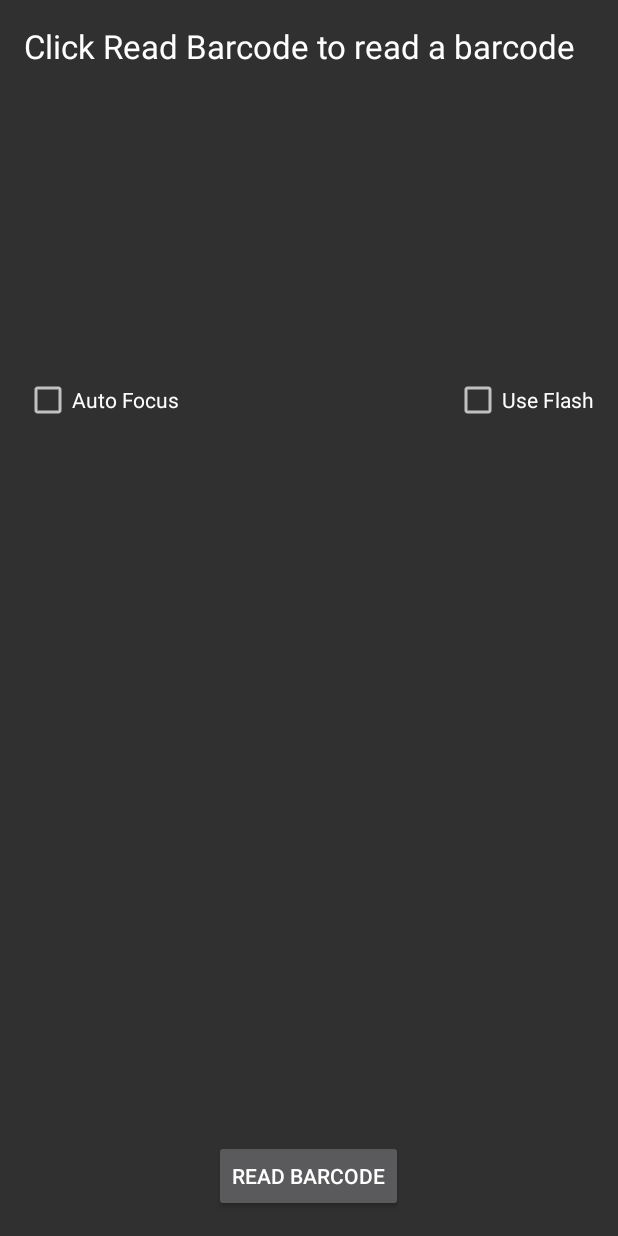
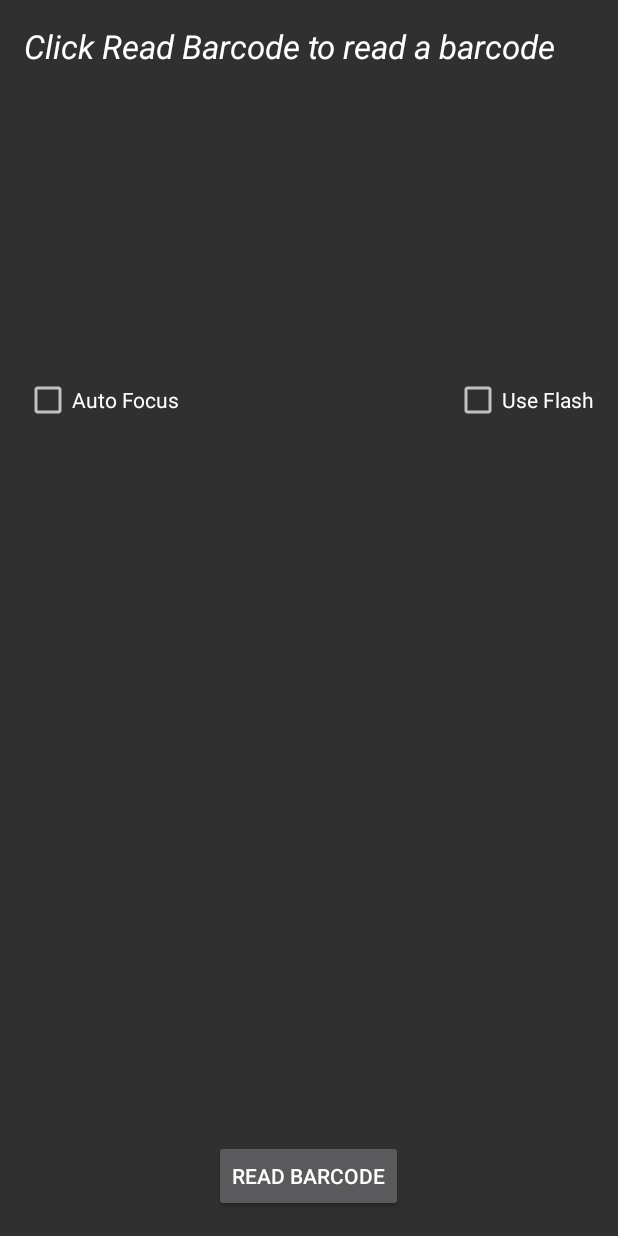
Before and after one commit to Patrizio/mybooks, an Android app: the layout activity_main.xml on its own in the app's theme, with its tools: preview values and no code run, on a phone screen of 412 x 824 dp. Run offline under Robolectric (Android 15) with nearby library versions, the phone set to English and light mode, and no system bars.

Commit message:
Initial commit

```diff
--- a/app/src/main/res/layout-land/barcode_capture.xml
+++ b/app/src/main/res/layout-land/barcode_capture.xml
@@ -8,16 +8,16 @@
     android:layout_height="match_parent"
     android:keepScreenOn="true">
 
-  <com.google.android.gms.samples.vision.barcodereader.ui.camera.CameraSourcePreview
+  <com.patrickbeeker.mybooks.ui.camera.CameraSourcePreview
       android:id="@+id/preview"
       android:layout_width="match_parent"
       android:layout_height="match_parent">
 
-    <com.google.android.gms.samples.vision.barcodereader.ui.camera.GraphicOverlay
+    <com.patrickbeeker.mybooks.ui.camera.GraphicOverlay
         android:id="@+id/graphicOverlay"
         android:layout_width="match_parent"
         android:layout_height="match_parent" />
 
-  </com.google.android.gms.samples.vision.barcodereader.ui.camera.CameraSourcePreview>
+  </com.patrickbeeker.mybooks.ui.camera.CameraSourcePreview>
 
 </LinearLayout>
--- a/app/src/main/res/layout/activity_main.xml
+++ b/app/src/main/res/layout/activity_main.xml
@@ -5,7 +5,7 @@
     android:paddingRight="@dimen/activity_horizontal_margin"
     android:paddingTop="@dimen/activity_vertical_margin"
     android:paddingBottom="@dimen/activity_vertical_margin"
-    tools:context="com.google.android.gms.samples.vision.barcodereader.MainActivity">
+    tools:context="com.patrickbeeker.mybooks.MainActivity">
 
     <TextView
         android:layout_width="match_parent"
@@ -15,7 +15,8 @@
         android:id="@+id/status_message"
         android:layout_alignParentRight="true"
         android:layout_alignParentEnd="true"
-        android:layout_centerHorizontal="true" />
+        android:layout_centerHorizontal="true"
+        android:textStyle="italic" />
 
     <TextView
         android:layout_width="wrap_content"
--- a/app/src/main/res/layout/barcode_capture.xml
+++ b/app/src/main/res/layout/barcode_capture.xml
@@ -8,16 +8,16 @@
     android:layout_height="match_parent"
     android:keepScreenOn="true">
 
-  <com.google.android.gms.samples.vision.barcodereader.ui.camera.CameraSourcePreview
+  <com.patrickbeeker.mybooks.ui.camera.CameraSourcePreview
       android:id="@+id/preview"
       android:layout_width="match_parent"
       android:layout_height="match_parent">
 
-    <com.google.android.gms.samples.vision.barcodereader.ui.camera.GraphicOverlay
+    <com.patrickbeeker.mybooks.ui.camera.GraphicOverlay
         android:id="@+id/graphicOverlay"
         android:layout_width="match_parent"
         android:layout_height="match_parent" />
 
-  </com.google.android.gms.samples.vision.barcodereader.ui.camera.CameraSourcePreview>
+  </com.patrickbeeker.mybooks.ui.camera.CameraSourcePreview>
 
 </LinearLayout>
```
Also changed, not shown: app/src/main/java/com/patrickbeeker/mybooks/BarcodeCaptureActivity.java (renamed from app/src/main/java/com/google/android/gms/samples/vision/barcodereader/BarcodeCaptureActivity.java), 141 other files.
